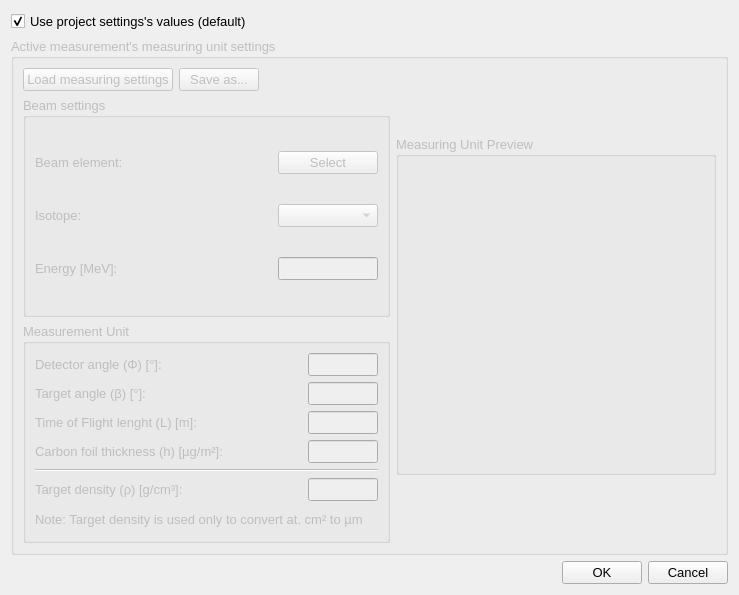
Before: the Qt Designer form ui_files/ui_measurement_measuring_unit_settings.ui in JYU-IBA/potku, drawn with Qt 5.
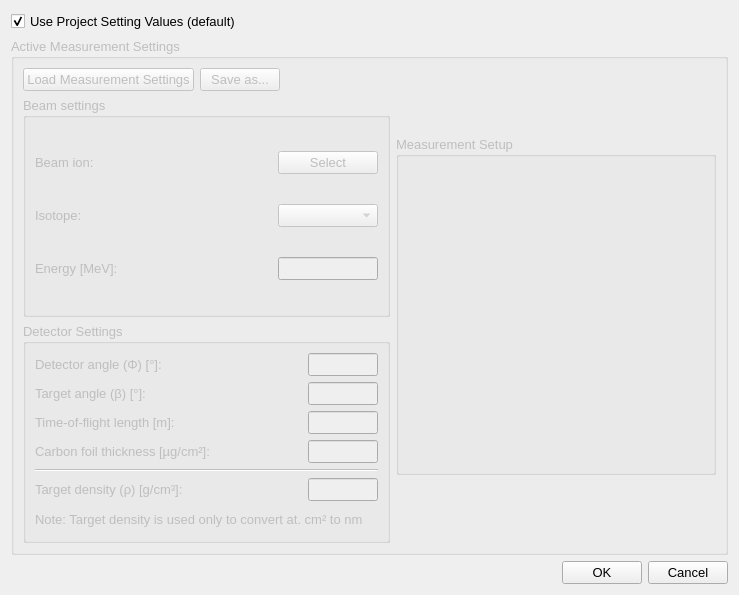
After: the same form once the commit is applied.

Diff of the .ui file:
```diff
--- a/ui_files/ui_measurement_measuring_unit_settings.ui
+++ b/ui_files/ui_measurement_measuring_unit_settings.ui
@@ -26,7 +26,7 @@
        <item>
         <widget class="QCheckBox" name="useProjectSettingsValuesCheckBox">
          <property name="text">
-          <string>Use project settings's values (default)</string>
+          <string>Use Project Setting Values (default)</string>
          </property>
          <property name="checked">
           <bool>true</bool>
@@ -54,7 +54,7 @@
         <bool>false</bool>
        </property>
        <property name="title">
-        <string>Active measurement's measuring unit settings</string>
+        <string>Active Measurement Settings</string>
        </property>
        <layout class="QHBoxLayout" name="horizontalLayout">
         <item>
@@ -64,7 +64,7 @@
             <item>
              <widget class="QPushButton" name="loadButton">
               <property name="text">
-               <string>Load measuring settings</string>
+               <string>Load Measurement Settings</string>
               </property>
              </widget>
             </item>
@@ -104,7 +104,7 @@
                <item>
                 <widget class="QLabel" name="beamLabel_3">
                  <property name="text">
-                  <string>Beam element:</string>
+                  <string>Beam ion:</string>
                  </property>
                 </widget>
                </item>
@@ -231,7 +231,7 @@
           <item>
            <widget class="QGroupBox" name="groupBox_2">
             <property name="title">
-             <string>Measurement Unit</string>
+             <string>Detector Settings</string>
             </property>
             <layout class="QGridLayout" name="gridLayout_3">
              <item row="7" column="0">
@@ -326,7 +326,7 @@
                <item>
                 <widget class="QLabel" name="label_18">
                  <property name="text">
-                  <string>Time of Flight lenght (L) [m]:</string>
+                  <string>Time-of-flight length [m]:</string>
                  </property>
                 </widget>
                </item>
@@ -406,7 +406,7 @@
                <item>
                 <widget class="QLabel" name="label_19">
                  <property name="text">
-                  <string>Carbon foil thickness (h) [µg/m²]:</string>
+                  <string>Carbon foil thickness [µg/cm²]:</string>
                  </property>
                 </widget>
                </item>
@@ -444,7 +444,7 @@
              <item row="9" column="0">
               <widget class="QLabel" name="label">
                <property name="text">
-                <string>Note: Target density is used only to convert at. cm² to µm</string>
+                <string>Note: Target density is used only to convert at. cm² to nm</string>
                </property>
                <property name="wordWrap">
                 <bool>true</bool>
@@ -473,7 +473,7 @@
              </size>
             </property>
             <property name="title">
-             <string>Measuring Unit Preview</string>
+             <string>Measurement Setup</string>
             </property>
             <layout class="QVBoxLayout" name="verticalLayout_3">
              <item>
```
Left out of the diff: 2 changed lines with no effect on the pictures.
